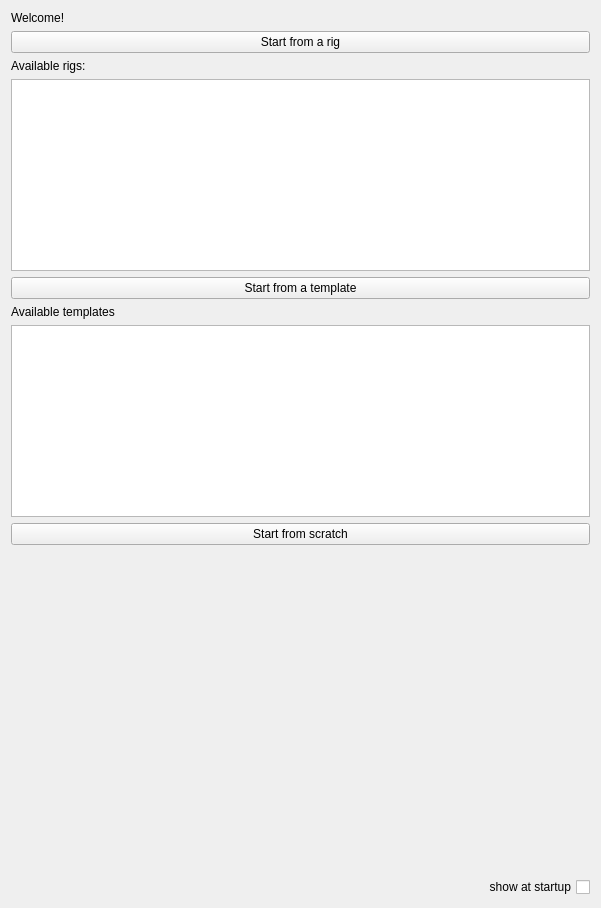
Above: python/omtk/qt_widgets/ui/widget_welcome.ui from renaudll/omtk before the change. Below: the same form after it.
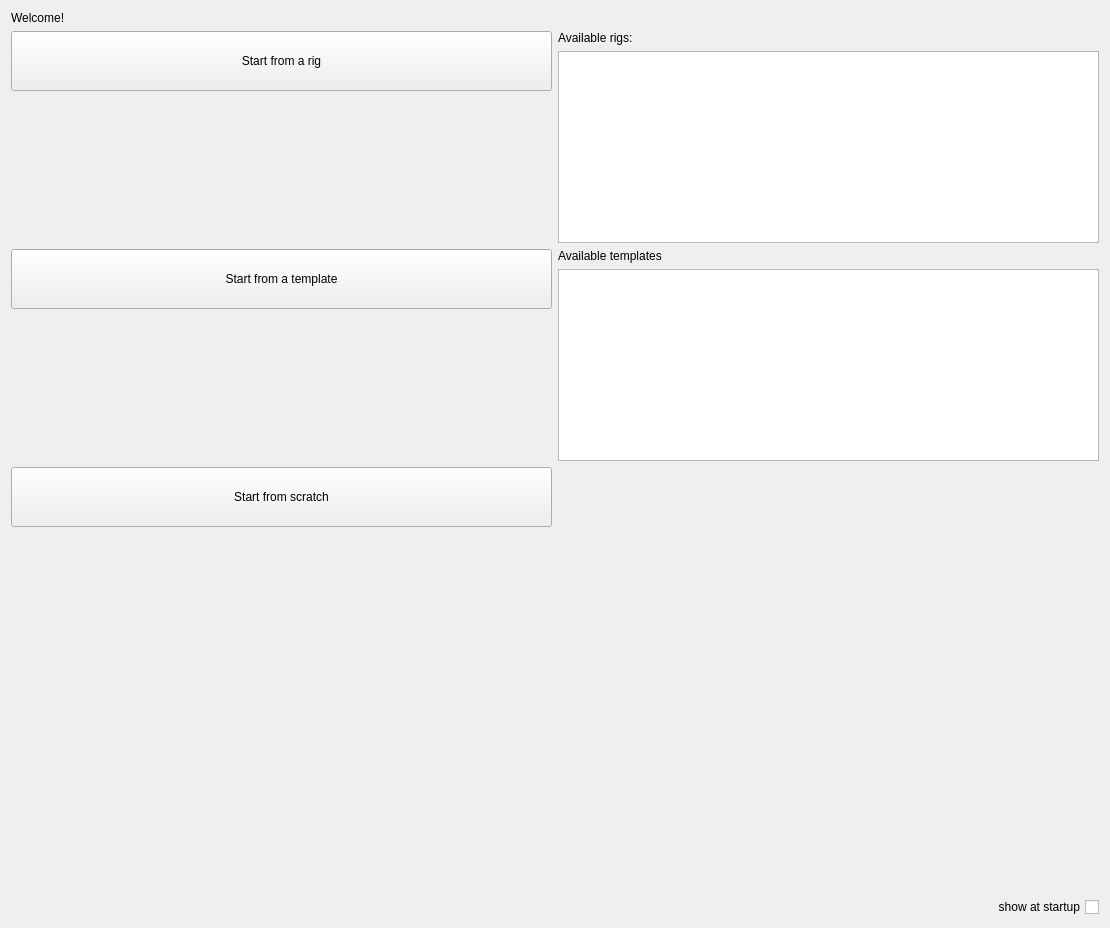
That is the form after the change.

The edit to the form file:
```diff
--- a/python/omtk/qt_widgets/ui/widget_welcome.ui
+++ b/python/omtk/qt_widgets/ui/widget_welcome.ui
@@ -6,14 +6,14 @@
    <rect>
     <x>0</x>
     <y>0</y>
-    <width>601</width>
-    <height>908</height>
+    <width>1110</width>
+    <height>928</height>
    </rect>
   </property>
   <property name="windowTitle">
    <string>Form</string>
   </property>
-  <layout class="QVBoxLayout" name="verticalLayout_3">
+  <layout class="QVBoxLayout" name="verticalLayout_4">
    <item>
     <widget class="QLabel" name="label">
      <property name="text">
@@ -22,21 +22,136 @@
     </widget>
    </item>
    <item>
-    <layout class="QVBoxLayout" name="verticalLayout_2">
+    <layout class="QGridLayout" name="gridLayout">
+     <item row="0" column="0">
+      <layout class="QVBoxLayout" name="verticalLayout_3">
      <item>
       <widget class="QPushButton" name="btn_create_rig_default">
        <property name="sizePolicy">
-        <sizepolicy hsizetype="Minimum" vsizetype="Maximum">
+          <sizepolicy hsizetype="Minimum" vsizetype="Fixed">
          <horstretch>0</horstretch>
          <verstretch>0</verstretch>
         </sizepolicy>
        </property>
+         <property name="minimumSize">
+          <size>
+           <width>0</width>
+           <height>60</height>
+          </size>
+         </property>
+         <property name="baseSize">
+          <size>
+           <width>0</width>
+           <height>0</height>
+          </size>
+         </property>
        <property name="text">
         <string>Start from a rig</string>
        </property>
       </widget>
      </item>
      <item>
+        <spacer name="verticalSpacer_2">
+         <property name="orientation">
+          <enum>Qt::Vertical</enum>
+         </property>
+         <property name="sizeHint" stdset="0">
+          <size>
+           <width>20</width>
+           <height>40</height>
+          </size>
+         </property>
+        </spacer>
+       </item>
+      </layout>
+     </item>
+     <item row="2" column="0">
+      <layout class="QVBoxLayout" name="verticalLayout">
+       <item>
+        <widget class="QPushButton" name="btn_start">
+         <property name="sizePolicy">
+          <sizepolicy hsizetype="Expanding" vsizetype="Fixed">
+           <horstretch>0</horstretch>
+           <verstretch>0</verstretch>
+          </sizepolicy>
+         </property>
+         <property name="minimumSize">
+          <size>
+           <width>0</width>
+           <height>60</height>
+          </size>
+         </property>
+         <property name="baseSize">
+          <size>
+           <width>0</width>
+           <height>0</height>
+          </size>
+         </property>
+         <property name="text">
+          <string>Start from scratch</string>
+         </property>
+        </widget>
+       </item>
+       <item>
+        <spacer name="verticalSpacer_4">
+         <property name="orientation">
+          <enum>Qt::Vertical</enum>
+         </property>
+         <property name="sizeHint" stdset="0">
+          <size>
+           <width>20</width>
+           <height>40</height>
+          </size>
+         </property>
+        </spacer>
+       </item>
+      </layout>
+     </item>
+     <item row="1" column="0">
+      <layout class="QVBoxLayout" name="verticalLayout_2">
+       <item>
+        <widget class="QPushButton" name="btn_create_rig_template">
+         <property name="sizePolicy">
+          <sizepolicy hsizetype="Expanding" vsizetype="Fixed">
+           <horstretch>0</horstretch>
+           <verstretch>0</verstretch>
+          </sizepolicy>
+         </property>
+         <property name="minimumSize">
+          <size>
+           <width>0</width>
+           <height>60</height>
+          </size>
+         </property>
+         <property name="baseSize">
+          <size>
+           <width>0</width>
+           <height>0</height>
+          </size>
+         </property>
+         <property name="text">
+          <string>Start from a template</string>
+         </property>
+        </widget>
+       </item>
+       <item>
+        <spacer name="verticalSpacer_3">
+         <property name="orientation">
+          <enum>Qt::Vertical</enum>
+         </property>
+         <property name="sizeHint" stdset="0">
+          <size>
+           <width>20</width>
+           <height>40</height>
+          </size>
+         </property>
+        </spacer>
+       </item>
+      </layout>
+     </item>
+     <item row="0" column="1">
+      <layout class="QVBoxLayout" name="verticalLayout_7">
+       <item>
       <widget class="QLabel" name="label_3">
        <property name="text">
         <string>Available rigs:</string>
@@ -70,21 +185,8 @@
      </item>
     </layout>
    </item>
-   <item>
-    <layout class="QVBoxLayout" name="verticalLayout">
-     <item>
-      <widget class="QPushButton" name="btn_create_rig_template">
-       <property name="sizePolicy">
-        <sizepolicy hsizetype="Expanding" vsizetype="Maximum">
-         <horstretch>0</horstretch>
-         <verstretch>0</verstretch>
-        </sizepolicy>
-       </property>
-       <property name="text">
-        <string>Start from a template</string>
-       </property>
-      </widget>
-     </item>
+     <item row="1" column="1">
+      <layout class="QVBoxLayout" name="verticalLayout_8">
      <item>
       <widget class="QLabel" name="label_4">
        <property name="text">
@@ -119,27 +221,13 @@
      </item>
     </layout>
    </item>
-   <item>
-    <widget class="QPushButton" name="btn_start">
-     <property name="sizePolicy">
-      <sizepolicy hsizetype="Expanding" vsizetype="Maximum">
-       <horstretch>0</horstretch>
-       <verstretch>0</verstretch>
-      </sizepolicy>
-     </property>
-     <property name="text">
-      <string>Start from scratch</string>
-     </property>
-    </widget>
+    </layout>
    </item>
    <item>
     <spacer name="verticalSpacer">
      <property name="orientation">
       <enum>Qt::Vertical</enum>
      </property>
-     <property name="sizeType">
-      <enum>QSizePolicy::Expanding</enum>
-     </property>
      <property name="sizeHint" stdset="0">
       <size>
        <width>20</width>
```
Lines whose indentation alone changed are shown as unchanged.
